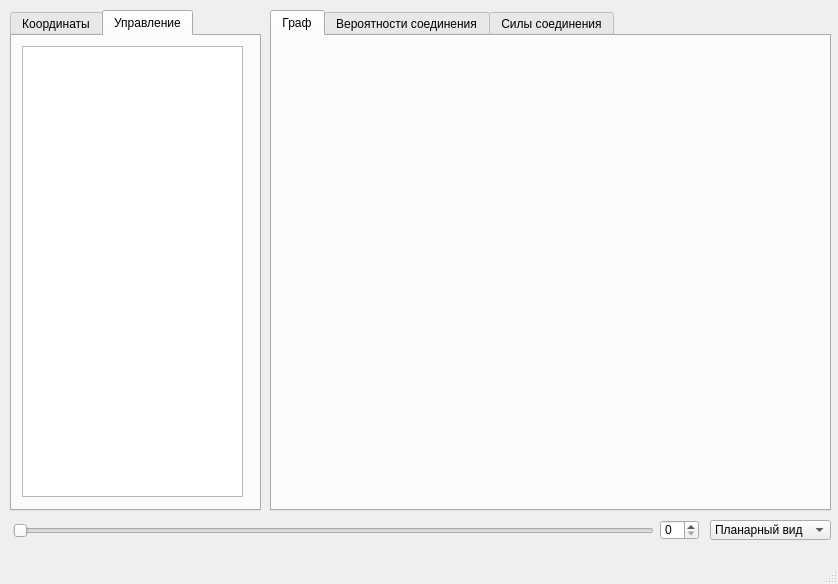
rmksrv/Multilevel_Hierarchy, file forms/display_structure.ui: the form before one commit.
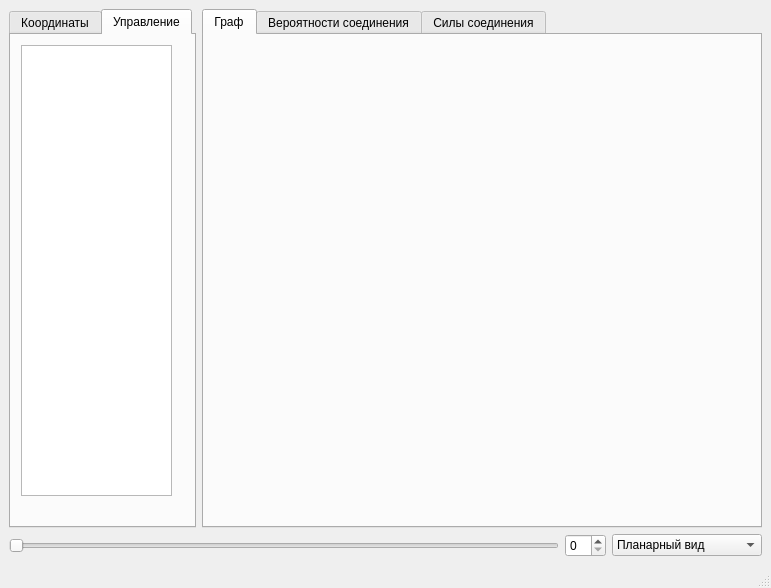
The form after the commit. The open tabs and pages were chosen to show the change. Custom widgets are drawn as their Qt base class.

Commit message: small interface pieces

Diff of the .ui file:
```diff
--- a/forms/display_structure.ui
+++ b/forms/display_structure.ui
@@ -6,23 +6,17 @@
    <rect>
     <x>0</x>
     <y>0</y>
-    <width>838</width>
-    <height>584</height>
+    <width>771</width>
+    <height>588</height>
    </rect>
   </property>
   <property name="windowTitle">
    <string>MainWindow</string>
   </property>
   <widget class="QWidget" name="centralwidget">
+   <layout class="QGridLayout" name="gridLayout">
+    <item row="0" column="0">
    <widget class="QTabWidget" name="tabWidget__left">
-    <property name="geometry">
-     <rect>
-      <x>10</x>
-      <y>10</y>
-      <width>251</width>
-      <height>501</height>
-     </rect>
-    </property>
     <property name="sizePolicy">
      <sizepolicy hsizetype="Fixed" vsizetype="Expanding">
       <horstretch>0</horstretch>
@@ -56,22 +50,16 @@
        <rect>
         <x>10</x>
         <y>10</y>
-        <width>221</width>
+          <width>151</width>
         <height>451</height>
        </rect>
       </property>
      </widget>
     </widget>
    </widget>
+    </item>
+    <item row="0" column="1">
    <widget class="QTabWidget" name="tabWidget__right">
-    <property name="geometry">
-     <rect>
-      <x>270</x>
-      <y>10</y>
-      <width>561</width>
-      <height>501</height>
-     </rect>
-    </property>
     <property name="currentIndex">
      <number>0</number>
     </property>
@@ -127,48 +115,18 @@
      </widget>
     </widget>
    </widget>
-   <widget class="QComboBox" name="comboBox__layoutSelect">
-    <property name="geometry">
-     <rect>
-      <x>710</x>
-      <y>520</y>
-      <width>121</width>
-      <height>20</height>
-     </rect>
-    </property>
-    <item>
-     <property name="text">
-      <string>Планарный вид</string>
-     </property>
     </item>
+    <item row="1" column="0" colspan="2">
+     <layout class="QHBoxLayout" name="horizontalLayout">
     <item>
-     <property name="text">
-      <string>Декартова плоскость</string>
-     </property>
-    </item>
-   </widget>
    <widget class="QSlider" name="horizontalSlider__currentTime">
-    <property name="geometry">
-     <rect>
-      <x>13</x>
-      <y>520</y>
-      <width>641</width>
-      <height>22</height>
-     </rect>
-    </property>
     <property name="orientation">
      <enum>Qt::Horizontal</enum>
     </property>
    </widget>
+      </item>
+      <item>
    <widget class="QSpinBox" name="spinBox__currentTime">
-    <property name="geometry">
-     <rect>
-      <x>660</x>
-      <y>520</y>
-      <width>39</width>
-      <height>20</height>
-     </rect>
-    </property>
     <property name="minimumSize">
      <size>
       <width>30</width>
@@ -176,6 +134,24 @@
      </size>
     </property>
    </widget>
+      </item>
+      <item>
+       <widget class="QComboBox" name="comboBox__layoutSelect">
+        <item>
+         <property name="text">
+          <string>Планарный вид</string>
+         </property>
+        </item>
+        <item>
+         <property name="text">
+          <string>Декартова плоскость</string>
+         </property>
+        </item>
+       </widget>
+      </item>
+     </layout>
+    </item>
+   </layout>
   </widget>
   <widget class="QMenuBar" name="menubar">
    <property name="geometry">
```
Left out of the diff: 6 changed lines with no effect on the pictures. Lines whose indentation alone changed are shown as unchanged. The commit also changes 2 other files.
